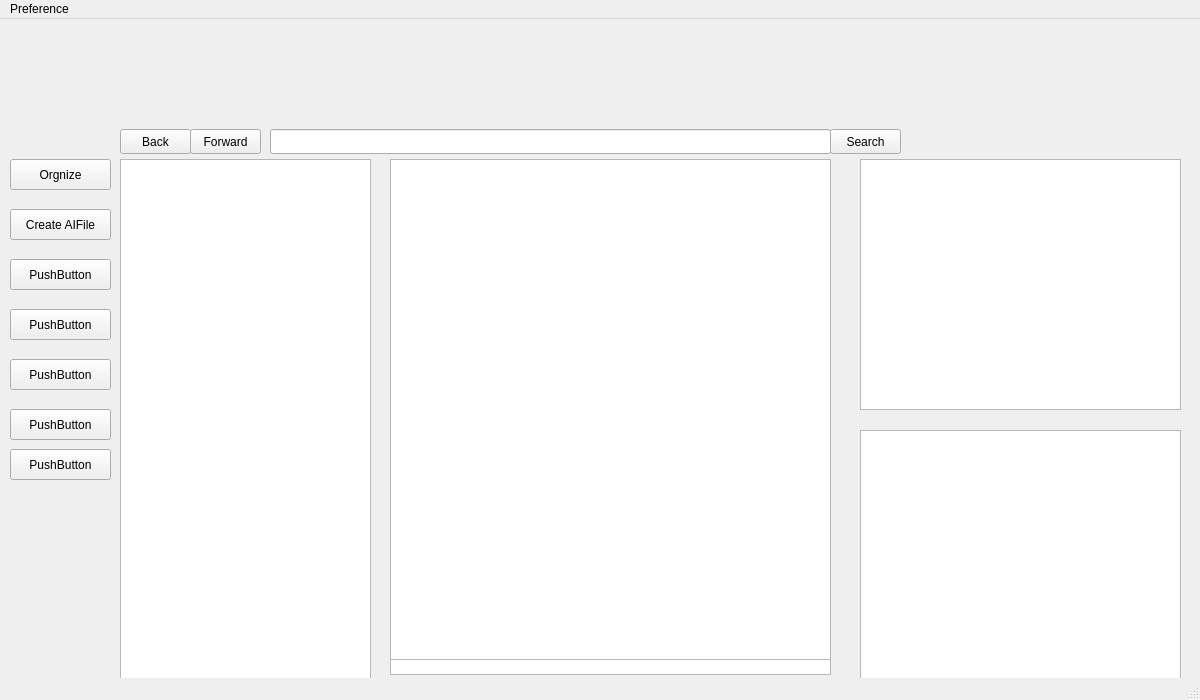
Old version of the form form.ui in the repository Hiiroyuuki/AIFM.
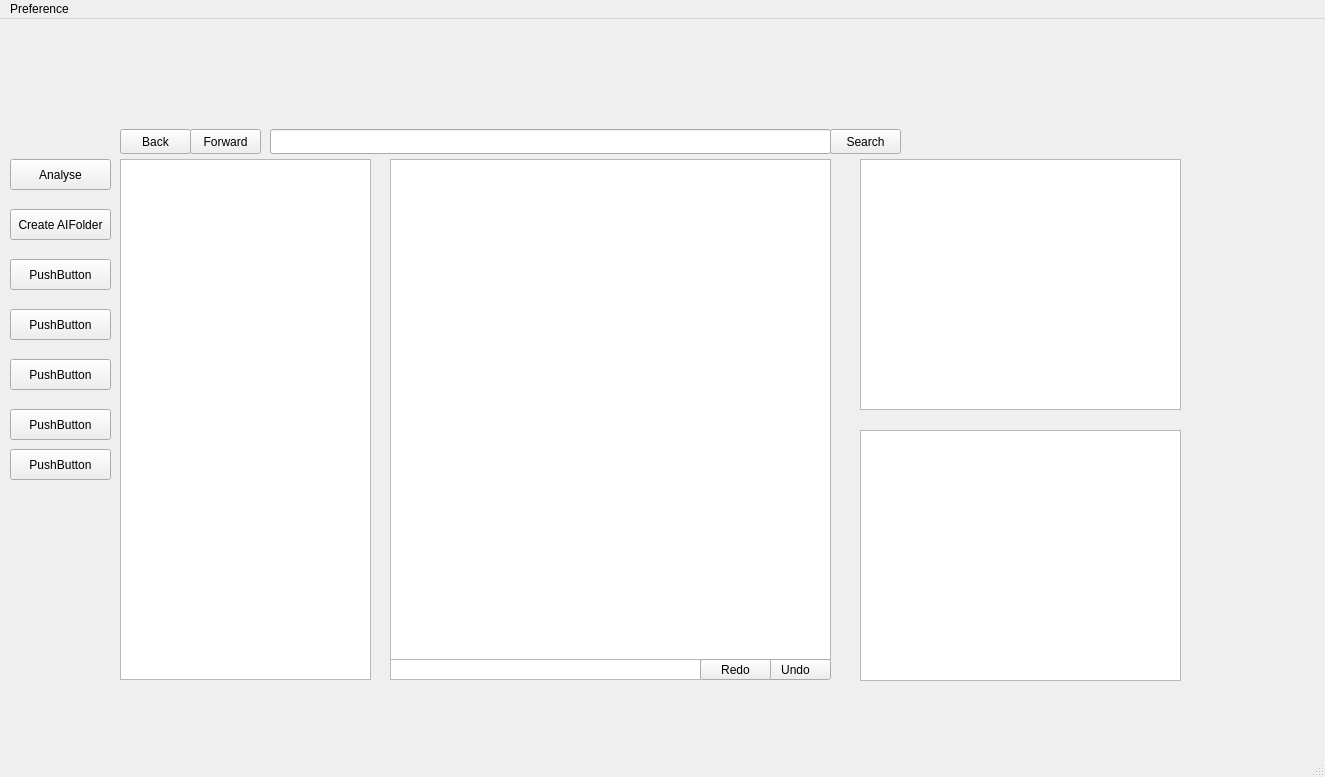
New version of the form.

Commit message: add size analysis and sqlite storage add shotcut and multiple file selection add right click menu add undo and redo

The edit to the form file:
```diff
--- a/form.ui
+++ b/form.ui
@@ -6,8 +6,8 @@
    <rect>
     <x>0</x>
     <y>0</y>
-    <width>1200</width>
-    <height>700</height>
+    <width>1325</width>
+    <height>777</height>
    </rect>
   </property>
   <property name="windowTitle">
@@ -24,7 +24,7 @@
      </rect>
     </property>
     <property name="text">
-     <string>Orgnize</string>
+     <string>Analyse</string>
     </property>
    </widget>
    <widget class="QPushButton" name="pushButton_2">
@@ -37,7 +37,7 @@
      </rect>
     </property>
     <property name="text">
-     <string>Create AIFile</string>
+     <string>Create AIFolder</string>
     </property>
    </widget>
    <widget class="QPushButton" name="pushButton_3">
@@ -186,8 +186,8 @@
      <rect>
       <x>390</x>
       <y>640</y>
-      <width>441</width>
-      <height>16</height>
+      <width>311</width>
+      <height>21</height>
      </rect>
     </property>
    </widget>
@@ -204,14 +204,40 @@
      <string>Search</string>
     </property>
    </widget>
+   <widget class="QPushButton" name="undo">
+    <property name="geometry">
+     <rect>
+      <x>760</x>
+      <y>640</y>
+      <width>71</width>
+      <height>21</height>
+     </rect>
+    </property>
+    <property name="text">
+     <string>Undo</string>
+    </property>
+   </widget>
+   <widget class="QPushButton" name="redo">
+    <property name="geometry">
+     <rect>
+      <x>700</x>
+      <y>640</y>
+      <width>71</width>
+      <height>21</height>
+     </rect>
+    </property>
+    <property name="text">
+     <string>Redo</string>
+    </property>
+   </widget>
   </widget>
   <widget class="QMenuBar" name="menubar">
    <property name="geometry">
     <rect>
      <x>0</x>
      <y>0</y>
-     <width>1200</width>
-     <height>21</height>
+     <width>1325</width>
+     <height>33</height>
     </rect>
    </property>
    <widget class="QMenu" name="menuPreference">
```
Left out of the diff: 4 changed lines with no effect on the pictures. The commit also changes 3 other files.
